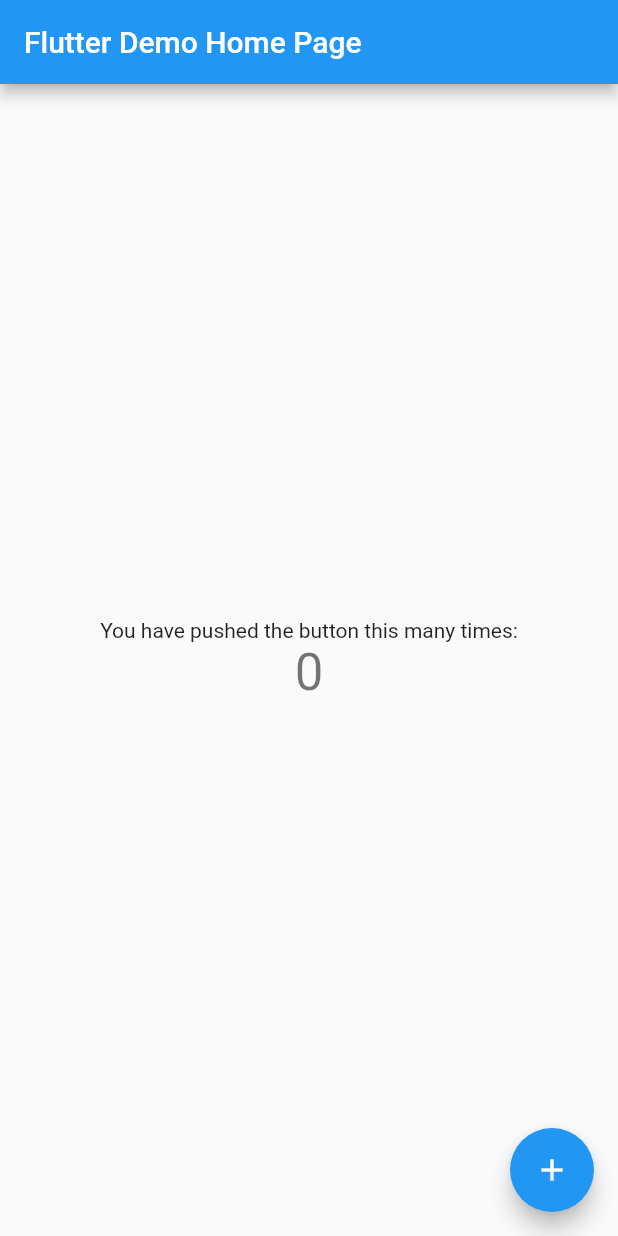
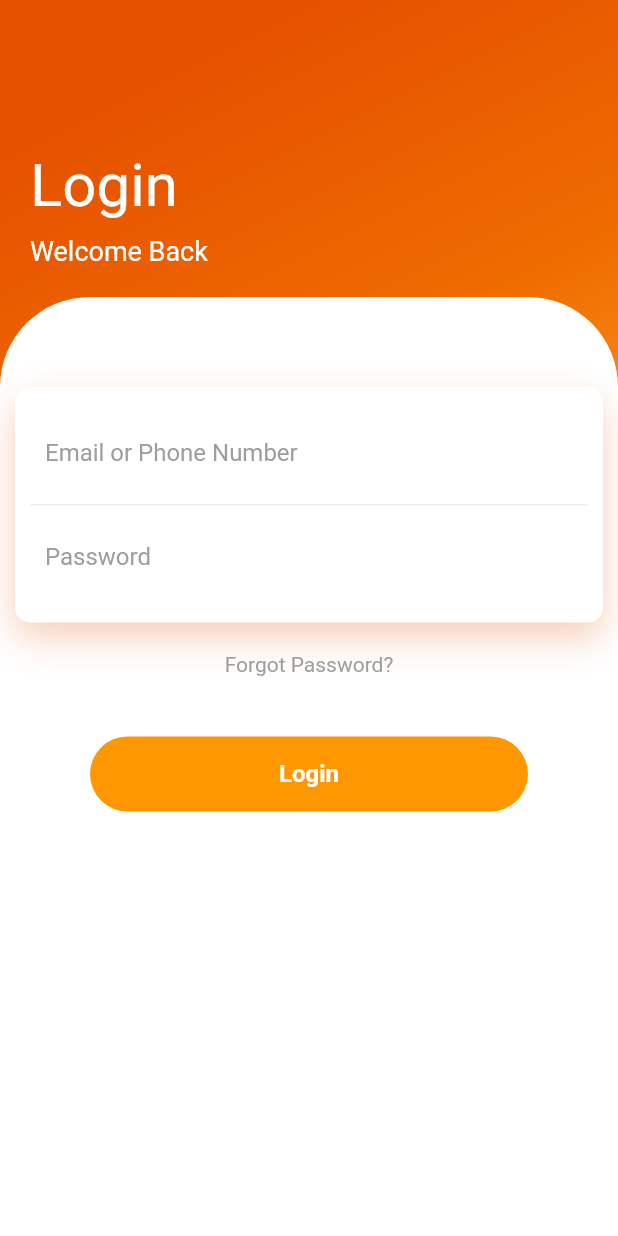
Before and after one commit to Kasweka1/Login-Page-UI, a Flutter app: the screen it shows after launch, on a phone screen of 412 x 824 dp. Run offline on Flutter 3.47's test engine with Material 2 defaults, Android fonts, the phone set to English and light mode, and no system bars.

Commit message:
finished ui for login page

```diff
--- a/Login_UI/lib/main.dart
+++ b/Login_UI/lib/main.dart
@@ -1,117 +1,125 @@
 import 'package:flutter/material.dart';
 
 void main() {
-  runApp(MyApp());
+  runApp(MaterialApp(
+    home: HomePage(),
+    debugShowCheckedModeBanner: false,
+  ));
 }
 
-class MyApp extends StatelessWidget {
-  // This widget is the root of your application.
+class HomePage extends StatelessWidget {
   @override
   Widget build(BuildContext context) {
-    return MaterialApp(
-      title: 'Flutter Demo',
-      theme: ThemeData(
-        // This is the theme of your application.
-        //
-        // Try running your application with "flutter run". You'll see the
-        // application has a blue toolbar. Then, without quitting the app, try
-        // changing the primarySwatch below to Colors.green and then invoke
-        // "hot reload" (press "r" in the console where you ran "flutter run",
-        // or simply save your changes to "hot reload" in a Flutter IDE).
-        // Notice that the counter didn't reset back to zero; the application
-        // is not restarted.
-        primarySwatch: Colors.blue,
-        // This makes the visual density adapt to the platform that you run
-        // the app on. For desktop platforms, the controls will be smaller and
-        // closer together (more dense) than on mobile platforms.
-        visualDensity: VisualDensity.adaptivePlatformDensity,
+    return Scaffold(
+      body: Container(
+        padding: EdgeInsets.symmetric(vertical: 0),
+        width: double.infinity,
+        decoration: BoxDecoration(
+            gradient: LinearGradient(begin: Alignment.topCenter, colors: [
+          Colors.orange[900],
+          Colors.orange[800],
+          Colors.orange[400],
+        ])),
+        child: Column(
+          crossAxisAlignment: CrossAxisAlignment.start,
+          children: <Widget>[
+            SizedBox(
+              height: 80.0,
             ),
-      home: MyHomePage(title: 'Flutter Demo Home Page'),
-    );
-  }
-}
+            Padding(
+              padding: EdgeInsets.all(20.0),
+              child: Column(
+                crossAxisAlignment: CrossAxisAlignment.start,
+                children: <Widget>[
+                  Text("Login",
+                      style: TextStyle(color: Colors.white, fontSize: 40.0)),
+                  SizedBox(
+                    height: 10,
+                  ),
+                  Text("Welcome Back",
+                      style: TextStyle(color: Colors.white, fontSize: 18.0)),
+                ],
+              ),
+            ),
+            Expanded(
+              child: Container(
+                decoration: BoxDecoration(
+                  borderRadius: BorderRadius.only(
+                      topLeft: Radius.circular(60),
+                      topRight: Radius.circular(60)),
+                  color: Colors.white,
+                ),
+                child: Padding(
+                  padding:EdgeInsets.all(10),
+                  child: Column(
+                    children: <Widget>[
+                      SizedBox(height: 50,),
+                      Container(
+                        padding: EdgeInsets.all(10),
+                        decoration: BoxDecoration(
+                          color: Colors.white,
+                          borderRadius: BorderRadius.circular(10),
+                          boxShadow: [BoxShadow(
+                            color: Color.fromRGBO(225,95, 27, .3),
+                            blurRadius: 20,
+                            offset: Offset(0, 10)
+                          )]
+                        ),
+                        child: Column(
+                          children: <Widget>[
+                            Container(
+                              padding: EdgeInsets.all(10),
+                              decoration: BoxDecoration(
+                                border: Border(bottom: BorderSide(color: Colors.grey[200]))
+                              ),
+                              child: TextField(
+                                decoration: InputDecoration(
+                                  hintText: "Email or Phone Number",
+                                  hintStyle: TextStyle(color: Colors.grey),
+                                  border: InputBorder.none,
+                                ),
+                              ),
+                            ),
+                            Container(
+                              padding: EdgeInsets.all(10),
 
-class MyHomePage extends StatefulWidget {
-  MyHomePage({Key key, this.title}) : super(key: key);
-
-  // This widget is the home page of your application. It is stateful, meaning
-  // that it has a State object (defined below) that contains fields that affect
-  // how it looks.
-
-  // This class is the configuration for the state. It holds the values (in this
-  // case the title) provided by the parent (in this case the App widget) and
-  // used by the build method of the State. Fields in a Widget subclass are
-  // always marked "final".
-
-  final String title;
-
-  @override
-  _MyHomePageState createState() => _MyHomePageState();
-}
-
-class _MyHomePageState extends State<MyHomePage> {
-  int _counter = 0;
-
-  void _incrementCounter() {
-    setState(() {
-      // This call to setState tells the Flutter framework that something has
-      // changed in this State, which causes it to rerun the build method below
-      // so that the display can reflect the updated values. If we changed
-      // _counter without calling setState(), then the build method would not be
-      // called again, and so nothing would appear to happen.
-      _counter++;
-    });
-  }
-
-  @override
-  Widget build(BuildContext context) {
-    // This method is rerun every time setState is called, for instance as done
-    // by the _incrementCounter method above.
-    //
-    // The Flutter framework has been optimized to make rerunning build methods
-    // fast, so that you can just rebuild anything that needs updating rather
-    // than having to individually change instances of widgets.
-    return Scaffold(
-      appBar: AppBar(
-        // Here we take the value from the MyHomePage object that was created by
-        // the App.build method, and use it to set our appbar title.
-        title: Text(widget.title),
+                              child: TextField(
+                                decoration: InputDecoration(
+                                  hintText: "Password",
+                                  hintStyle: TextStyle(color: Colors.grey),
+                                  border: InputBorder.none,
                                 ),
-      body: Center(
-        // Center is a layout widget. It takes a single child and positions it
-        // in the middle of the parent.
-        child: Column(
-          // Column is also a layout widget. It takes a list of children and
-          // arranges them vertically. By default, it sizes itself to fit its
-          // children horizontally, and tries to be as tall as its parent.
-          //
-          // Invoke "debug painting" (press "p" in the console, choose the
-          // "Toggle Debug Paint" action from the Flutter Inspector in Android
-          // Studio, or the "Toggle Debug Paint" command in Visual Studio Code)
-          // to see the wireframe for each widget.
-          //
-          // Column has various properties to control how it sizes itself and
-          // how it positions its children. Here we use mainAxisAlignment to
-          // center the children vertically; the main axis here is the vertical
-          // axis because Columns are vertical (the cross axis would be
-          // horizontal).
-          mainAxisAlignment: MainAxisAlignment.center,
-          children: <Widget>[
-            Text(
-              'You have pushed the button this many times:',
                               ),
-            Text(
-              '$_counter',
-              style: Theme.of(context).textTheme.headline4,
                             ),
                           ],
                         ),
                       ),
-      floatingActionButton: FloatingActionButton(
-        onPressed: _incrementCounter,
-        tooltip: 'Increment',
-        child: Icon(Icons.add),
-      ), // This trailing comma makes auto-formatting nicer for build methods.
+                      SizedBox(height: 20,),
+                      Text("Forgot Password?", style: TextStyle(color: Colors.grey)),
+                      SizedBox(height: 40,),
+                      Container(
+                        height: 50,
+                        margin: EdgeInsets.symmetric(horizontal: 50),
+                        decoration: BoxDecoration(
+                          borderRadius: BorderRadius.circular(50),
+                          color: Colors.orange,
+                        ),
+                        child: Center(
+                          child: Text("Login", style: TextStyle(
+                            color: Colors.white,
+                            fontSize: 16,
+                            fontWeight: FontWeight.bold,
+                          ),),
+                        ),
+                      )
+                    ],
+                  ),
+                ),
+              ),
+            )
+          ],
+        ),
+      ),
     );
   }
 }
```
Also changed, not shown: 1 other file. Lines whose indentation alone changed are shown as unchanged.
